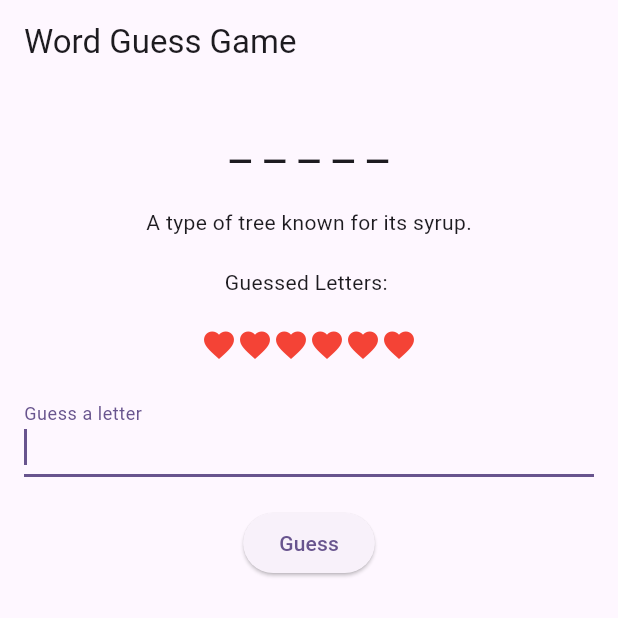
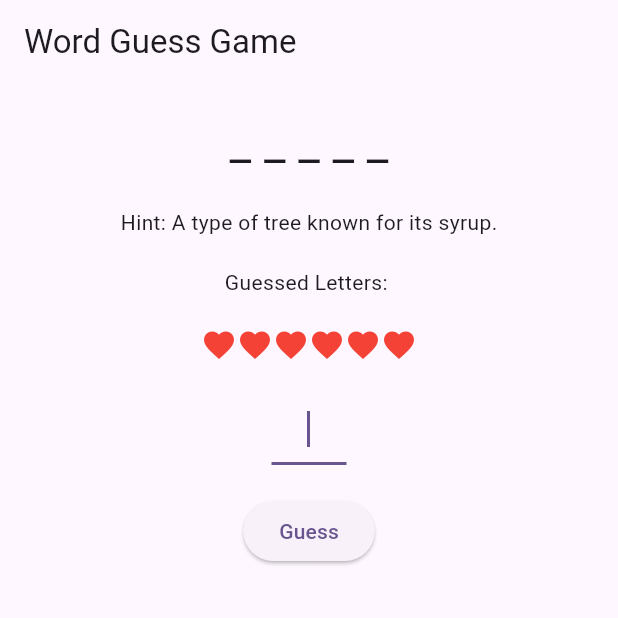
Before and after one commit to JohnCarloHipolito/csd228_test1_johncarlo, a Flutter app: the screen it shows after launch, after a tap on "Guess", on a phone screen of 412 x 824 dp, the top half of it. Run offline on Flutter 3.47's test engine with Material 3 defaults, Android fonts, the phone set to English and light mode, and no system bars.

Commit message:
WIP for textfield

```diff
--- a/lib/word_guess/game_screen.dart
+++ b/lib/word_guess/game_screen.dart
@@ -1,4 +1,5 @@
 import 'package:flutter/material.dart';
+import 'package:flutter/services.dart';
 import 'word_guess_game.dart';
 import 'result_screen.dart';
 
@@ -20,11 +21,23 @@ class _GameScreenState extends State<GameScreen> {
     WidgetsBinding.instance.addPostFrameCallback((_) {
       _focusNode.requestFocus();
     });
+
+    _controller.addListener(() {
+      final text = _controller.text.toUpperCase();
+      _controller.value = _controller.value.copyWith(
+        text: text,
+        selection: TextSelection(
+          baseOffset: text.length,
+          extentOffset: text.length,
+        ),
+        composing: TextRange.empty,
+      );
+    });
   }
 
   void _guessLetter() {
     setState(() {
-      _game.guessLetter(_controller.text.toUpperCase());
+      _game.guessLetter(_controller.text);
       _controller.clear();
       _focusNode.requestFocus();
       if (_game.isGameOver()) {
@@ -72,7 +85,7 @@ class _GameScreenState extends State<GameScreen> {
               style: const TextStyle(fontSize: 32),
             ),
             const SizedBox(height: 20),
-            Text(_game.currentHint),
+            Text('Hint: ${_game.currentHint}'),
             const SizedBox(height: 20),
             Text('Guessed Letters: ${_game.guessedLetters.join(', ')}'),
             const SizedBox(height: 20),
@@ -87,11 +100,18 @@ class _GameScreenState extends State<GameScreen> {
               ).reversed.toList(),
             ),
             const SizedBox(height: 20),
-            TextField(
-              controller: _controller,
-              focusNode: _focusNode,
-              decoration: const InputDecoration(labelText: 'Guess a letter'),
-              onSubmitted: (_) => _guessLetter(),
+            Container(
+              width: 50,
+              child: TextField(
+                controller: _controller,
+                focusNode: _focusNode,
+                textAlign: TextAlign.center,
+                onSubmitted: (_) => _guessLetter(),
+                inputFormatters: [
+                  FilteringTextInputFormatter.allow(RegExp('[a-zA-Z]')),
+                  LengthLimitingTextInputFormatter(1),
+                ],
+              ),
             ),
             const SizedBox(height: 20),
             ElevatedButton(
```
